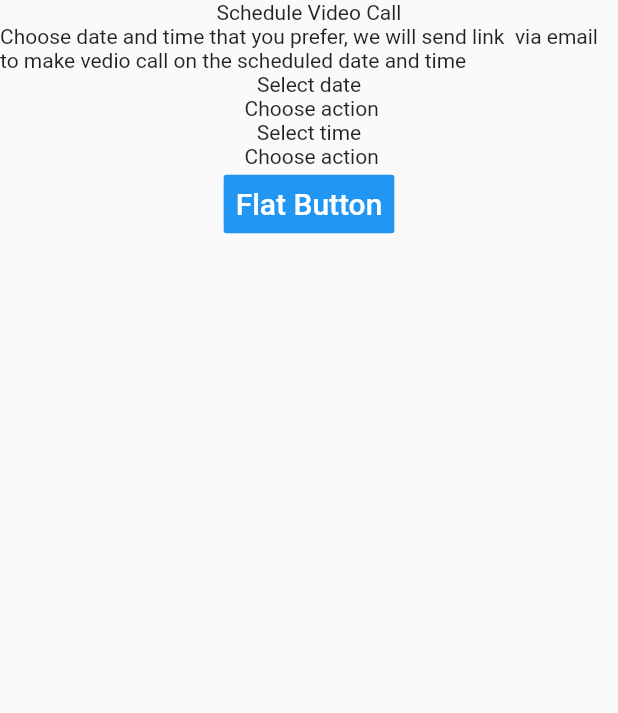
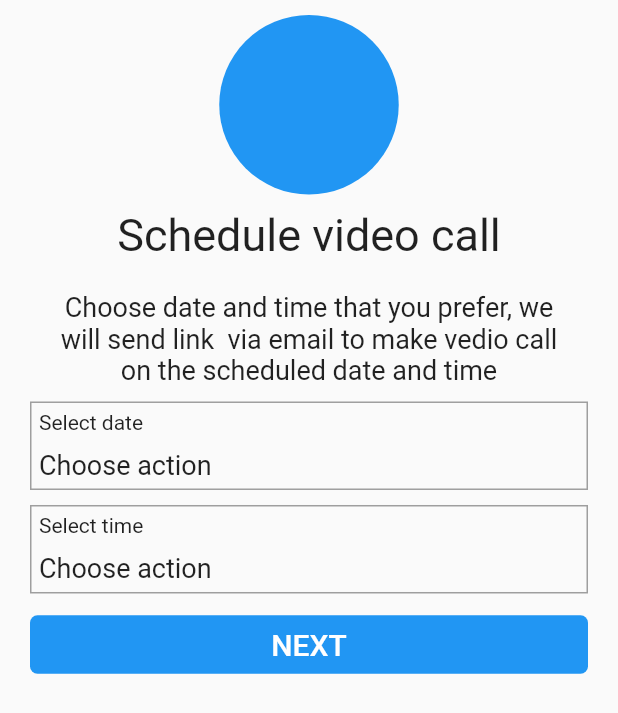
Before and after one commit to kunalone/flutter_assignment, a Flutter app: the VedioScreen widget shown alone on an empty page, opened directly, on a phone screen of 412 x 824 dp. Shown: the top 713 px of the screen. Run offline on Flutter 3.47's test engine with Material 2 defaults, Android fonts, the light colour scheme and no system bars; our stand-ins replace email_validator; missing offline and left inert: select_dialog.

Commit message:
Animation of growing and shrking of the calender button is done

```diff
--- a/assignment/lib/Screens/VedioScreen.dart
+++ b/assignment/lib/Screens/VedioScreen.dart
@@ -1,5 +1,5 @@
 import 'package:flutter/material.dart';
-
+import 'dart:async';
 class VedioScreen extends StatefulWidget {
   final Function nextButtonEvent;
   final State instanceOfThat;
@@ -12,30 +12,160 @@ class VedioScreen extends StatefulWidget {
 }
 
 class _VedioScreenState extends State<VedioScreen> {
+  String _dateString;
+  String _timeString;
+
+  double _height = 100;
+  double _width = 100;
+  double _radious = 50;
+
+  BorderRadiusGeometry _borderRadius = BorderRadius.circular(50);
+
+  @override
+  void initState() {
+    // TODO: implement initState
+    super.initState();
+    sec5Timer();
+  }
+
+  sec5Timer() {
+    Timer.periodic(Duration(seconds: 1), (timer) {
+      if(_height == 100){
+        this.setState(() {
+          _width = 120;
+          _height = 120;
+          _borderRadius = BorderRadius.circular(60);
+        });
+      }
+      else{
+        this.setState(() {
+          _width = 100;
+          _height = 100;
+          _borderRadius = BorderRadius.circular(50);
+        });
+      }
+    });
+  }
+
   @override
   Widget build(BuildContext context) {
-    return Column(
+    return Padding(
+        padding: EdgeInsets.fromLTRB(20, 10, 20, 10),
+        child: Column(
+          crossAxisAlignment: CrossAxisAlignment.stretch,
           children: [
-        Text("Schedule Video Call"),
-        Text(
-            "Choose date and time that you prefer, we will send link  via email to make vedio call on the scheduled date and time"),
-        Container(
+           Align(alignment: Alignment.center,child:  AnimatedContainer(width: _width,
+               height: _height,
+               decoration: BoxDecoration(
+                 color: Colors.blue,
+                 borderRadius: _borderRadius,
+               ),
+               // Define how long the animation should take.
+               duration: Duration(seconds: 1),
+               // Provide an optional curve to make the animation feel smoother.
+               curve: Curves.easeOut),),
+
+            Padding(
+              child: Align(
+                alignment: Alignment.center,
+                child: Text(
+                  "Schedule video call",
+                  style: TextStyle(fontSize: 30),
+                ),
+              ),
+              padding: EdgeInsets.fromLTRB(20, 10, 20, 10),
+            ),
+            Padding(
+              padding: EdgeInsets.fromLTRB(20, 10, 20, 10),
+              child: Align(
+                child: Text(
+                  "Choose date and time that you prefer, we will send link  via email to make vedio call on the scheduled date and time",
+                  textAlign: TextAlign.center,
+                  style: TextStyle(fontSize: 18),
+                ),
+                alignment: Alignment.center,
+              ),
+            ),
+            InkWell(
+              child: Container(
+                decoration: BoxDecoration(
+                    border: Border.all(width: 1, color: Colors.grey)),
+                child: Padding(
+                  padding: EdgeInsets.all(5),
                   child: Column(
                     children: [
-              Text("Select date"),
-              Text(" Choose action"),
+                      Align(
+                        alignment: Alignment.centerLeft,
+                        child: Text(
+                          "Select date",
+                          textAlign: TextAlign.left,
+                        ),
+                      ),
+                      SizedBox(
+                        height: 10,
+                      ),
+                      Align(
+                        alignment: Alignment.centerLeft,
+                        child: _dateString != null
+                            ? Text(
+                                _dateString,
+                                style:
+                                    TextStyle(fontSize: 18, color: Colors.blue),
+                              )
+                            : Text(
+                                "Choose action",
+                                style: TextStyle(fontSize: 18),
+                              ),
+                      ),
                     ],
                   ),
                 ),
-        Container(
+              ),
+              onTap: () {},
+            ),
+            SizedBox(
+              height: 10,
+            ),
+            InkWell(
+              child: Container(
+                decoration: BoxDecoration(
+                    border: Border.all(width: 1, color: Colors.grey)),
+                child: Padding(
+                  padding: EdgeInsets.all(5),
                   child: Column(
                     children: [
-              Text("Select time"),
-              Text(" Choose action"),
+                      Align(
+                        alignment: Alignment.centerLeft,
+                        child: Text(
+                          "Select time",
+                          textAlign: TextAlign.left,
+                        ),
+                      ),
+                      SizedBox(
+                        height: 10,
+                      ),
+                      Align(
+                        alignment: Alignment.centerLeft,
+                        child: _timeString != null
+                            ? Text(
+                                _timeString,
+                                style:
+                                    TextStyle(fontSize: 18, color: Colors.blue),
+                              )
+                            : Text(
+                                "Choose action",
+                                style: TextStyle(fontSize: 18),
+                              ),
+                      ),
                     ],
                   ),
                 ),
+              ),
+              onTap: () {},
+            ),
+            SizedBox(height: 10,),
             FlatButton(
+              shape: RoundedRectangleBorder(borderRadius: new BorderRadius.circular(5.0)),
                 color: Colors.blue,
                 textColor: Colors.white,
                 padding: EdgeInsets.all(8.0),
@@ -44,10 +174,10 @@ class _VedioScreenState extends State<VedioScreen> {
                   widget.nextButtonEvent(4, widget.instanceOfThat);
                 },
                 child: Text(
-              "Flat Button",
+                  "NEXT",
                   style: TextStyle(fontSize: 20.0),
                 ))
           ],
-    );
+        ));
   }
 }
```
Lines whose indentation alone changed are shown as unchanged.
